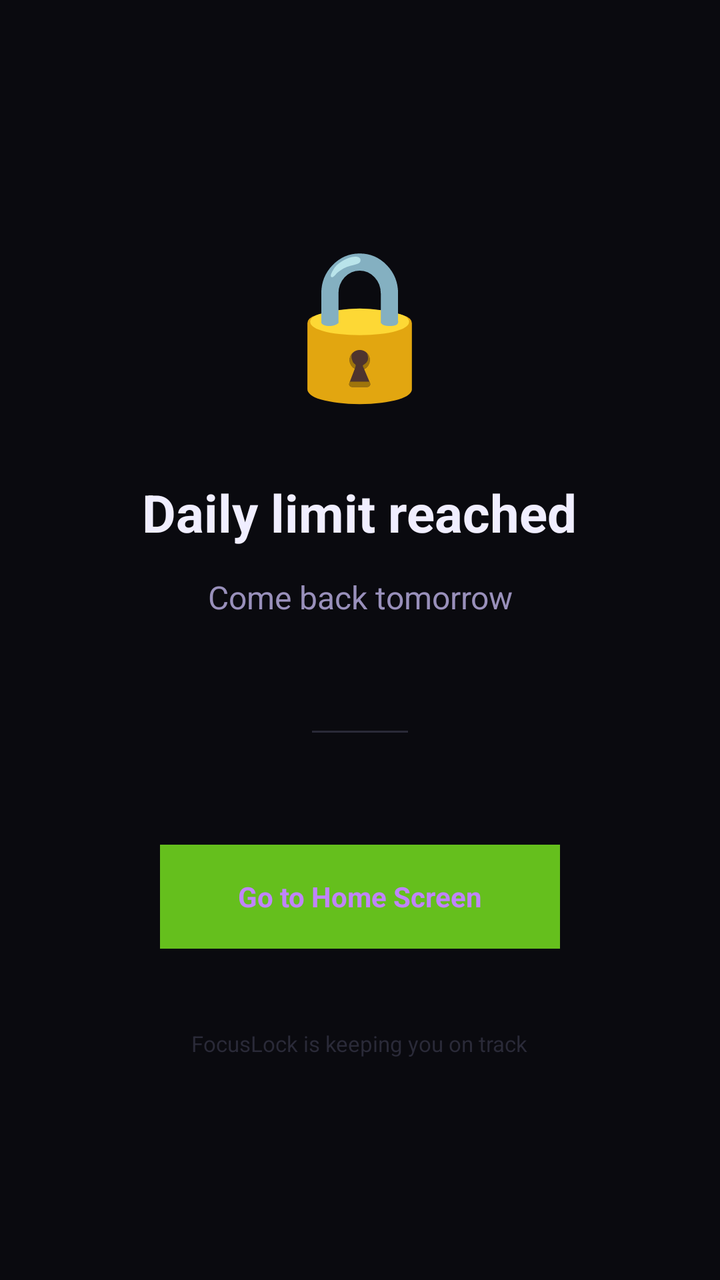
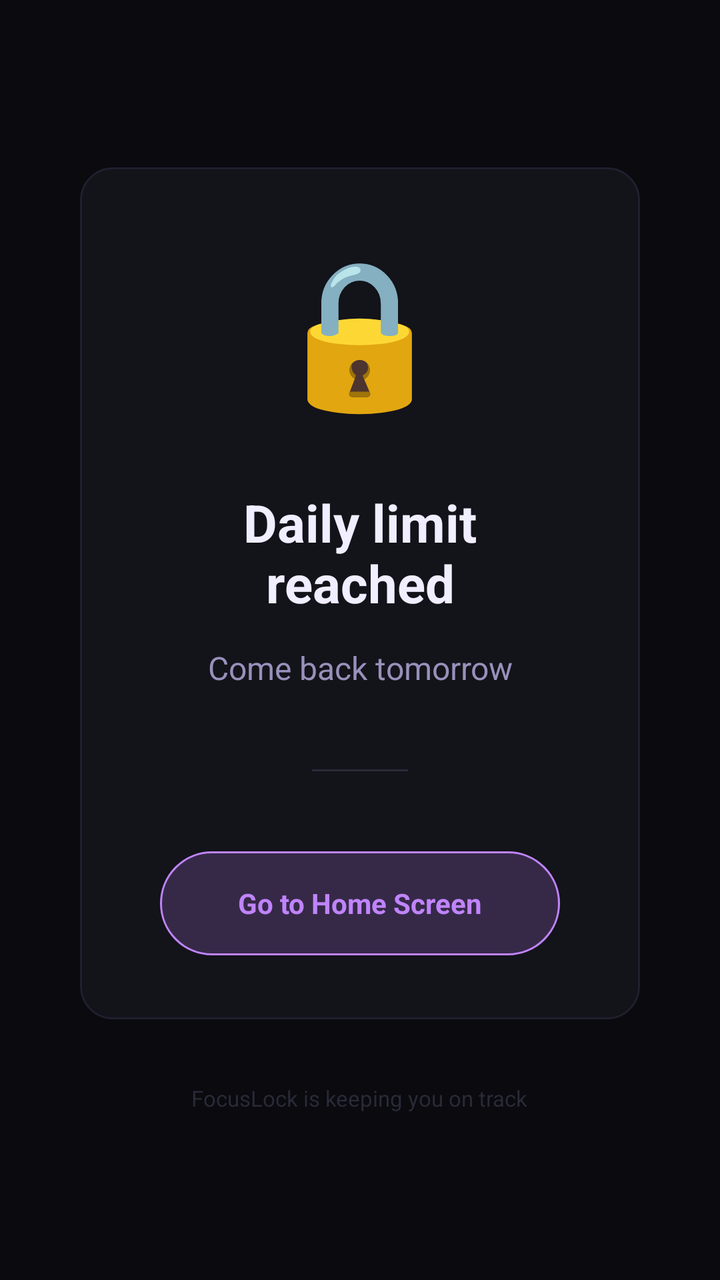

Compare the two renders of this Android layout. The source of the first and the diff that turns it into the second are given below.
<!-- AndroidManifest.xml: activity theme Theme.FocusLock -->
<!-- res/layout/activity_block.xml -->
<?xml version="1.0" encoding="utf-8"?>
<LinearLayout
    xmlns:android="http://schemas.android.com/apk/res/android"
    android:layout_width="match_parent"
    android:layout_height="match_parent"
    android:orientation="vertical"
    android:gravity="center"
    android:padding="40dp"
    android:background="#0a0a0f">

    
    <TextView
        android:id="@+id/txt_emoji"
        android:layout_width="wrap_content"
        android:layout_height="wrap_content"
        android:text="🔒"
        android:textSize="72sp"
        android:layout_marginBottom="32dp" />

    
    <TextView
        android:id="@+id/txt_title"
        android:layout_width="wrap_content"
        android:layout_height="wrap_content"
        android:text="Daily limit reached"
        android:textSize="26sp"
        android:textStyle="bold"
        android:textColor="#f0eeff"
        android:gravity="center"
        android:layout_marginBottom="14dp" />

    
    <TextView
        android:id="@+id/txt_subtitle"
        android:layout_width="wrap_content"
        android:layout_height="wrap_content"
        android:text="Come back tomorrow"
        android:textSize="16sp"
        android:textColor="#9990bb"
        android:gravity="center"
        android:lineSpacingMultiplier="1.4"
        android:layout_marginBottom="56dp" />

    
    <View
        android:layout_width="48dp"
        android:layout_height="1dp"
        android:background="#2a2a38"
        android:layout_marginBottom="56dp" />

    
    <TextView
        android:id="@+id/btn_go_home"
        android:layout_width="200dp"
        android:layout_height="52dp"
        android:text="Go to Home Screen"
        android:textSize="14sp"
        android:textStyle="bold"
        android:textColor="#c084fc"
        android:gravity="center"
        android:background="#c084fc22" />

    
    <TextView
        android:layout_width="wrap_content"
        android:layout_height="wrap_content"
        android:text="FocusLock is keeping you on track"
        android:textSize="11sp"
        android:textColor="#2a2a38"
        android:gravity="center"
        android:layout_marginTop="40dp" />

</LinearLayout>
<!-- resources referenced by this layout -->
<resources>
  <style name="Theme.FocusLock" parent="Base.Theme.FocusLock" />
  <style name="Base.Theme.FocusLock" parent="Theme.Material3.DayNight.NoActionBar">
          
          
      </style>
</resources>

<!-- the commit's change to res/layout/activity_block.xml (unified diff, before → after) -->
@@ -9,56 +9,67 @@
     android:background="#0a0a0f">
 
     
-    <TextView
-        android:id="@+id/txt_emoji"
-        android:layout_width="wrap_content"
+    <LinearLayout
+        android:layout_width="match_parent"
         android:layout_height="wrap_content"
-        android:text="🔒"
-        android:textSize="72sp"
-        android:layout_marginBottom="32dp" />
+        android:orientation="vertical"
+        android:gravity="center"
+        android:background="@drawable/bg_card"
+        android:padding="32dp">
 
-    
-    <TextView
-        android:id="@+id/txt_title"
-        android:layout_width="wrap_content"
-        android:layout_height="wrap_content"
-        android:text="Daily limit reached"
-        android:textSize="26sp"
-        android:textStyle="bold"
-        android:textColor="#f0eeff"
-        android:gravity="center"
-        android:layout_marginBottom="14dp" />
+        
+        <TextView
+            android:id="@+id/txt_emoji"
+            android:layout_width="wrap_content"
+            android:layout_height="wrap_content"
+            android:text="🔒"
+            android:textSize="72sp"
+            android:layout_marginBottom="32dp" />
 
-    
-    <TextView
-        android:id="@+id/txt_subtitle"
-        android:layout_width="wrap_content"
-        android:layout_height="wrap_content"
-        android:text="Come back tomorrow"
-        android:textSize="16sp"
-        android:textColor="#9990bb"
-        android:gravity="center"
-        android:lineSpacingMultiplier="1.4"
-        android:layout_marginBottom="56dp" />
+        
+        <TextView
+            android:id="@+id/txt_title"
+            android:layout_width="wrap_content"
+            android:layout_height="wrap_content"
+            android:text="Daily limit reached"
+            android:textSize="26sp"
+            android:textStyle="bold"
+            android:textColor="#f0eeff"
+            android:gravity="center"
+            android:layout_marginBottom="14dp" />
 
-    
-    <View
-        android:layout_width="48dp"
-        android:layout_height="1dp"
-        android:background="#2a2a38"
-        android:layout_marginBottom="56dp" />
+        
+        <TextView
+            android:id="@+id/txt_subtitle"
+            android:layout_width="wrap_content"
+            android:layout_height="wrap_content"
+            android:text="Come back tomorrow"
+            android:textSize="16sp"
+            android:textColor="#9990bb"
+            android:gravity="center"
+            android:lineSpacingMultiplier="1.4"
+            android:layout_marginBottom="40dp" />
 
-    
-    <TextView
-        android:id="@+id/btn_go_home"
-        android:layout_width="200dp"
-        android:layout_height="52dp"
-        android:text="Go to Home Screen"
-        android:textSize="14sp"
-        android:textStyle="bold"
-        android:textColor="#c084fc"
-        android:gravity="center"
-        android:background="#c084fc22" />
+        
+        <View
+            android:layout_width="48dp"
+            android:layout_height="1dp"
+            android:background="#2a2a38"
+            android:layout_marginBottom="40dp" />
+
+        
+        <TextView
+            android:id="@+id/btn_go_home"
+            android:layout_width="200dp"
+            android:layout_height="52dp"
+            android:text="Go to Home Screen"
+            android:textSize="14sp"
+            android:textStyle="bold"
+            android:textColor="#c084fc"
+            android:gravity="center"
+            android:background="@drawable/bg_button_secondary" />
+
+    </LinearLayout>
 
     
     <TextView
@@ -68,6 +79,6 @@
         android:textSize="11sp"
         android:textColor="#2a2a38"
         android:gravity="center"
-        android:layout_marginTop="40dp" />
+        android:layout_marginTop="32dp" />
 
 </LinearLayout>
<!-- resource entries referenced after the edit -->
@@ -1,5 +1,21 @@
 <!-- resources referenced by this layout -->
 <resources>
+  <!-- drawable bg_button_secondary (drawable) -->
+  <?xml version="1.0" encoding="utf-8"?>
+  <shape xmlns:android="http://schemas.android.com/apk/res/android"
+      android:shape="rectangle">
+      <solid android:color="#33c084fc" /> 
+      <corners android:radius="28dp" />
+      <stroke android:width="1dp" android:color="#c084fc" />
+  </shape>
+  <!-- drawable bg_card (drawable) -->
+  <?xml version="1.0" encoding="utf-8"?>
+  <shape xmlns:android="http://schemas.android.com/apk/res/android"
+      android:shape="rectangle">
+      <solid android:color="#13131a" />
+      <corners android:radius="16dp" />
+      <stroke android:width="1dp" android:color="#1f1f2e" />
+  </shape>
   <style name="Theme.FocusLock" parent="Base.Theme.FocusLock" />
   <style name="Base.Theme.FocusLock" parent="Theme.Material3.DayNight.NoActionBar">
           
